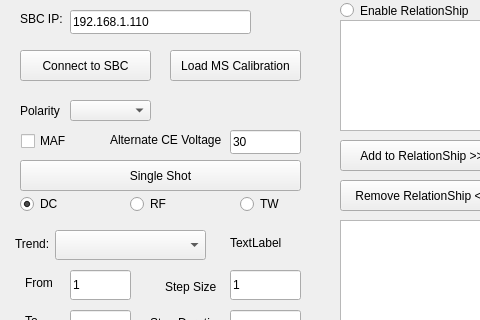
MOBILionSystems/MIPS-app-MOBILion, file autotrend.ui: the form before one commit; both pictures show x 0 to 480 and y 0 to 320 of the 700 by 500 pixel window.
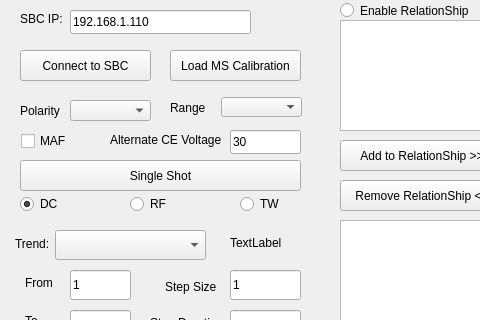
The form after the commit.

Commit message: Add ranges for digitizer

What changed in the file:
```diff
--- a/autotrend.ui
+++ b/autotrend.ui
@@ -517,6 +517,29 @@
     <string>30</string>
    </property>
   </widget>
+  <widget class="QComboBox" name="rangeComboBox">
+   <property name="geometry">
+    <rect>
+     <x>221</x>
+     <y>97</y>
+     <width>81</width>
+     <height>20</height>
+    </rect>
+   </property>
+  </widget>
+  <widget class="QLabel" name="label_12">
+   <property name="geometry">
+    <rect>
+     <x>170</x>
+     <y>100</y>
+     <width>49</width>
+     <height>16</height>
+    </rect>
+   </property>
+   <property name="text">
+    <string>Range</string>
+   </property>
+  </widget>
  </widget>
  <resources/>
  <connections/>
```
The commit also changes 3 other files.
